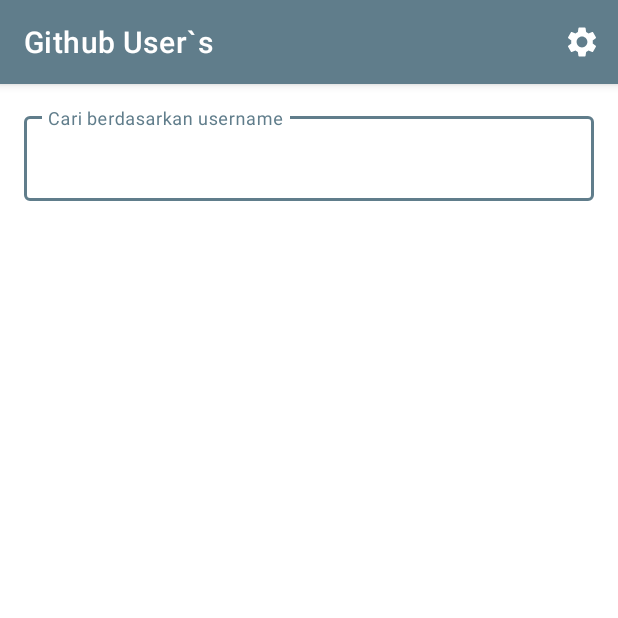
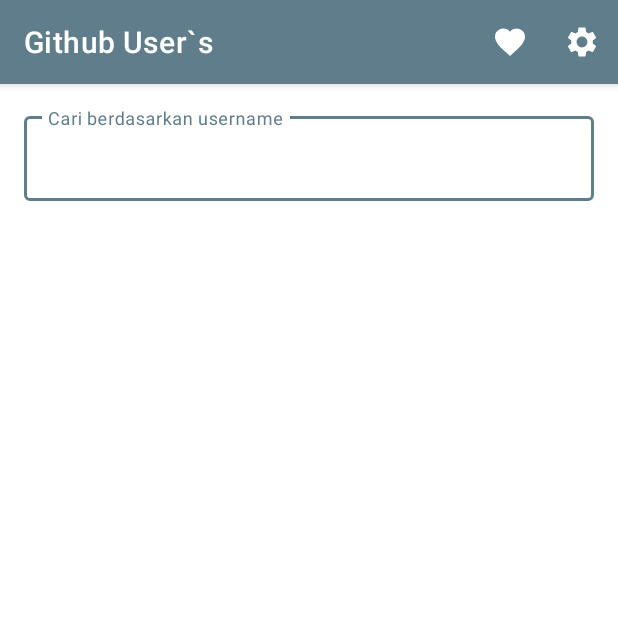
Before and after one commit to rizkidarmawanrpl/GithubUserApp, an Android app: the screen it shows after launch (MainActivity), on a phone screen of 412 x 824 dp, the top half of it. Run offline under Robolectric (Android 15) with nearby library versions, the phone set to English and light mode, and no system bars.

Commit message:
Commit update submission 3

```diff
--- a/app/src/main/java/com/erdeprof/githubuserapp/ApiService.kt
+++ b/app/src/main/java/com/erdeprof/githubuserapp/ApiService.kt
@@ -29,6 +29,6 @@ interface ApiService {
     ): Call<List<UserFollowerResponseItem>>
 
     companion object {
-        private const val TOKEN = "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"
+        private const val TOKEN = "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"
     }
 }
--- a/app/src/main/java/com/erdeprof/githubuserapp/MenuActivity.kt
+++ b/app/src/main/java/com/erdeprof/githubuserapp/SettingsActivity.kt
@@ -3,10 +3,10 @@ package com.erdeprof.githubuserapp
 import androidx.appcompat.app.AppCompatActivity
 import android.os.Bundle
 
-class MenuActivity : AppCompatActivity() {
+class SettingsActivity : AppCompatActivity() {
     override fun onCreate(savedInstanceState: Bundle?) {
         super.onCreate(savedInstanceState)
-        setContentView(R.layout.activity_menu)
+        setContentView(R.layout.activity_settings)
 
         setTitle(R.string.app_name_settings)
     }
--- /dev/null
+++ b/app/src/main/res/drawable/ic_baseline_favorite_24.xml
@@ -0,0 +1,10 @@
+<vector xmlns:android="http://schemas.android.com/apk/res/android"
+    android:width="24dp"
+    android:height="24dp"
+    android:viewportWidth="24"
+    android:viewportHeight="24"
+    android:tint="?attr/colorControlNormal">
+  <path
+      android:fillColor="@android:color/white"
+      android:pathData="M12,21.35l-1.45,-1.32C5.4,15.36 2,12.28 2,8.5 2,5.42 4.42,3 7.5,3c1.74,0 3.41,0.81 4.5,2.09C13.09,3.81 14.76,3 16.5,3 19.58,3 22,5.42 22,8.5c0,3.78 -3.4,6.86 -8.55,11.54L12,21.35z"/>
+</vector>
--- a/app/src/main/res/layout/activity_menu.xml
+++ b/app/src/main/res/layout/activity_favorite.xml
@@ -4,14 +4,14 @@
     xmlns:tools="http://schemas.android.com/tools"
     android:layout_width="match_parent"
     android:layout_height="match_parent"
-    tools:context=".MenuActivity">
+    tools:context=".FavoriteActivity">
 
     <TextView
         android:id="@+id/tv_menu_settings_activity"
         android:layout_width="wrap_content"
         android:layout_height="wrap_content"
         android:layout_centerInParent="true"
-        android:text="@string/menu_settings_activity"
+        android:text="Ini adalah menu favorite"
         app:layout_constraintBottom_toBottomOf="parent"
         app:layout_constraintEnd_toEndOf="parent"
         app:layout_constraintStart_toStartOf="parent"
--- a/app/src/main/res/menu/option_menu.xml
+++ b/app/src/main/res/menu/option_menu.xml
@@ -2,6 +2,11 @@
 <menu xmlns:android="http://schemas.android.com/apk/res/android"
     xmlns:app="http://schemas.android.com/apk/res-auto">
     <group android:menuCategory="container">
+        <item android:id="@+id/menu_favorite"
+            android:title="@string/menu_settings"
+            android:icon = "@drawable/ic_baseline_favorite_24"
+            app:showAsAction="ifRoom" />
+
         <item android:id="@+id/menu_settings"
             android:title="@string/menu_settings"
             android:icon = "@drawable/ic_baseline_settings_24"
--- a/app/src/main/res/values/strings.xml
+++ b/app/src/main/res/values/strings.xml
@@ -2,7 +2,9 @@
     <string name="app_name">Github User`s</string>
     <string name="app_name_detail_user">Detail User</string>
     <string name="app_name_settings">Settings</string>
-    <string name="menu_settings">Menu 1</string>
+    <string name="app_name_favorite">Favorite User</string>
+    <string name="menu_settings">Menu Settings</string>
+    <string name="menu_favorite">Menu Favorite</string>
     <string name="menu_settings_activity">Ini adalah menu settings</string>
     <string name="my_name">Jake Wharton</string>
     <string name="username_text">Cari berdasarkan username</string>
```
Also changed, not shown: app/src/main/AndroidManifest.xml (+11 -3 lines), app/src/main/java/com/erdeprof/githubuserapp/DetailUserActivity.kt (+11 -1 lines), app/src/main/java/com/erdeprof/githubuserapp/FavoriteActivity.kt (added, +37 -0 lines), app/src/main/java/com/erdeprof/githubuserapp/MainActivity.kt (+8 -1 lines), app/src/main/res/layout/activity_detail_user.xml (+57 -34 lines), app/src/main/res/layout/activity_settings.xml (added, +20 -0 lines).
